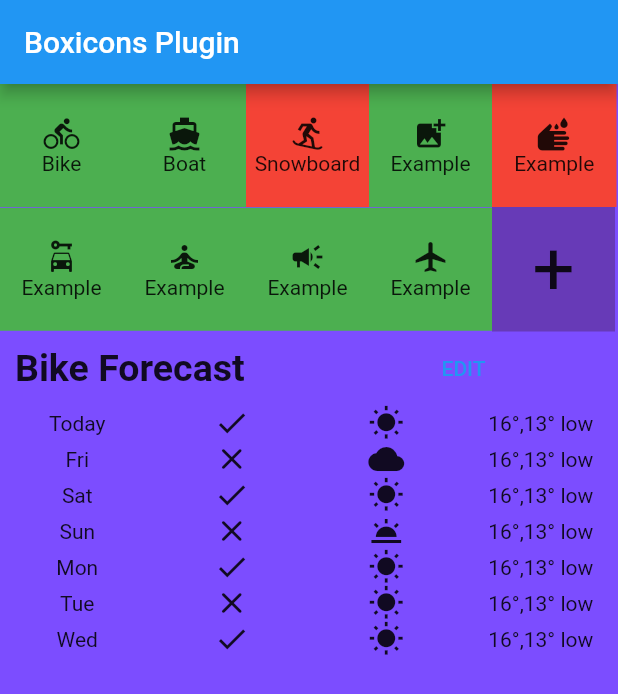
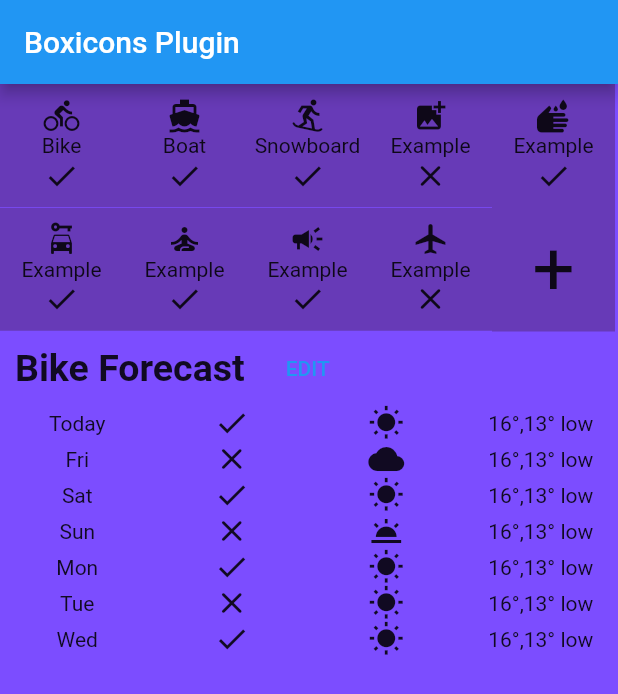
Before and after one commit to Bilaterian/OutdoorLife-App, a Flutter app: the screen it shows after launch, after a tap on "EDIT", on a phone screen of 412 x 824 dp. Shown: the top 694 px of the screen. Run offline on Flutter 3.47's test engine with Material 2 defaults, Android fonts, the phone set to English and light mode, and no system bars; our stand-ins replace google_maps_flutter.

Commit message:
stateful wip

```diff
--- a/activityforecast/lib/main.dart
+++ b/activityforecast/lib/main.dart
@@ -5,18 +5,24 @@ import 'dart:ui';
 class MyApp extends StatelessWidget {
   const MyApp({Key? key}) : super(key: key);
 
-  Widget activityBox({size1: 82.0, size2: 82.0, colour: Colors.green, icon: Icons.directions_walk, text: "Walk", valid: Icons.check}) {
+  static String selectedActivity = "Bike";
+
+  Widget activityBox({size1: 82.0, size2: 82.0, colour: Colors.deepPurple, icon: Icons.directions_walk, text: "Walk", valid: Icons.check}) {
     return SizedBox.fromSize(
       size: Size(size1, size2), // button width and height
       child: Material(
       color: colour, // button color
       child: InkWell(
-        onTap: () {}, // button pressed
+        onTap: () {
+          selectedActivity = text;
+          print("new selected activity: " + text);
+        }, // button pressed
         child: Column(
           mainAxisAlignment: MainAxisAlignment.center,
           children: <Widget>[
             Icon(icon), // icon
             Text(text), // text
+            Icon(valid)
           ],
         ),
       ),
@@ -59,7 +65,6 @@ class MyApp extends StatelessWidget {
 
   @override
   Widget build(BuildContext context) {
-    String selectedActivity = "Bike";
 
     return MaterialApp(
       theme: new ThemeData(scaffoldBackgroundColor: Colors.deepPurpleAccent),
@@ -73,9 +78,9 @@ class MyApp extends StatelessWidget {
               children: <Widget>[
                 activityBox(icon: Icons.directions_bike, text: "Bike", valid: Icons.check),
                 activityBox(icon: Icons.directions_boat, text: "Boat", valid: Icons.check),
-                activityBox(colour: Colors.red, icon: Icons.snowboarding, text: "Snowboard", valid: Icons.check),
+                activityBox(colour: Colors.deepPurple, icon: Icons.snowboarding, text: "Snowboard", valid: Icons.check),
                 activityBox(icon: Icons.add_photo_alternate, text: "Example", valid: Icons.clear_rounded),
-                activityBox(size1: 83.0, colour: Colors.red, icon: Icons.wash, text: "Example", valid: Icons.check),
+                activityBox(size1: 82.0, colour: Colors.deepPurple, icon: Icons.wash, text: "Example", valid: Icons.check),
               ]
           ),
           Row(
@@ -89,7 +94,9 @@ class MyApp extends StatelessWidget {
                   child: Material(
                     color: Colors.deepPurple, // button color
                     child: InkWell(
-                      onTap: () {}, // button pressed
+                      onTap: () {
+                        print("Add Activity Button Pressed");
+                      }, // button pressed
                       child: Column(
                         mainAxisAlignment: MainAxisAlignment.center,
                         children: <Widget>[
@@ -104,32 +111,6 @@ class MyApp extends StatelessWidget {
 
           // Activity Forecast
           Row(children: <Widget>[
-            Expanded(
-                flex: 1,
-                child: Container(
-                    width: 1440 * 0.75,
-                    child: Container(
-                      padding: EdgeInsets.fromLTRB(10, 10, 10, 10),
-                      child: Text(
-                        selectedActivity + " Forecast",
-                        style: TextStyle(fontWeight: FontWeight.bold, fontSize: 25),
-                      ),
-                    ),
-                )
-            ),
-            Expanded(
-                flex: 1,
-                child: Container(
-                  width: 1440 * 0.25,
-                  child:               TextButton(
-                      child: Text("EDIT"),
-                      onPressed: () {
-                        print("Pressed");
-                      }
-                  ),
-                )
-            ),
-            /*
               Center(
                   child: Container(
                     padding: EdgeInsets.fromLTRB(10, 10, 10, 10),
@@ -142,11 +123,9 @@ class MyApp extends StatelessWidget {
               TextButton(
                   child: Text("EDIT"),
                     onPressed: () {
-                      print("Pressed");
-                    }
+                      print("Edit Button Pressed");
+                  }
               ),
-
-             */
             ]
           ),
           Row(children: forecastRow(day: "Today", valid: Icons.check, weather: Icons.wb_sunny, temperature: "16°,13° low")),
```
Also changed, not shown: 6 other files.
